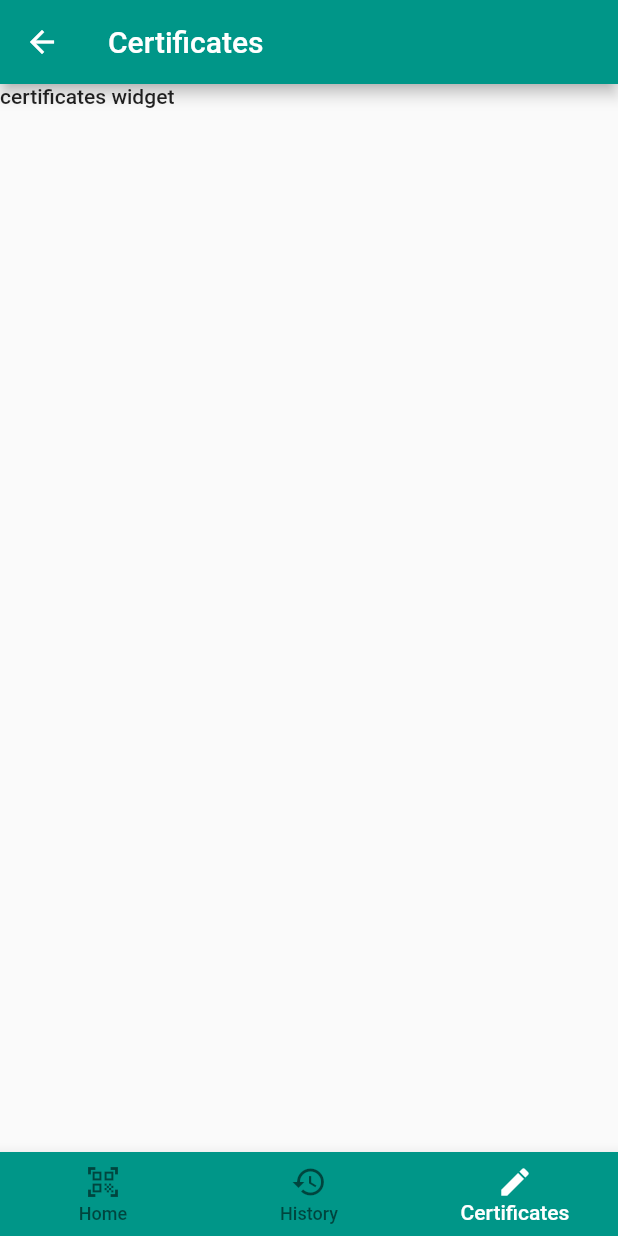
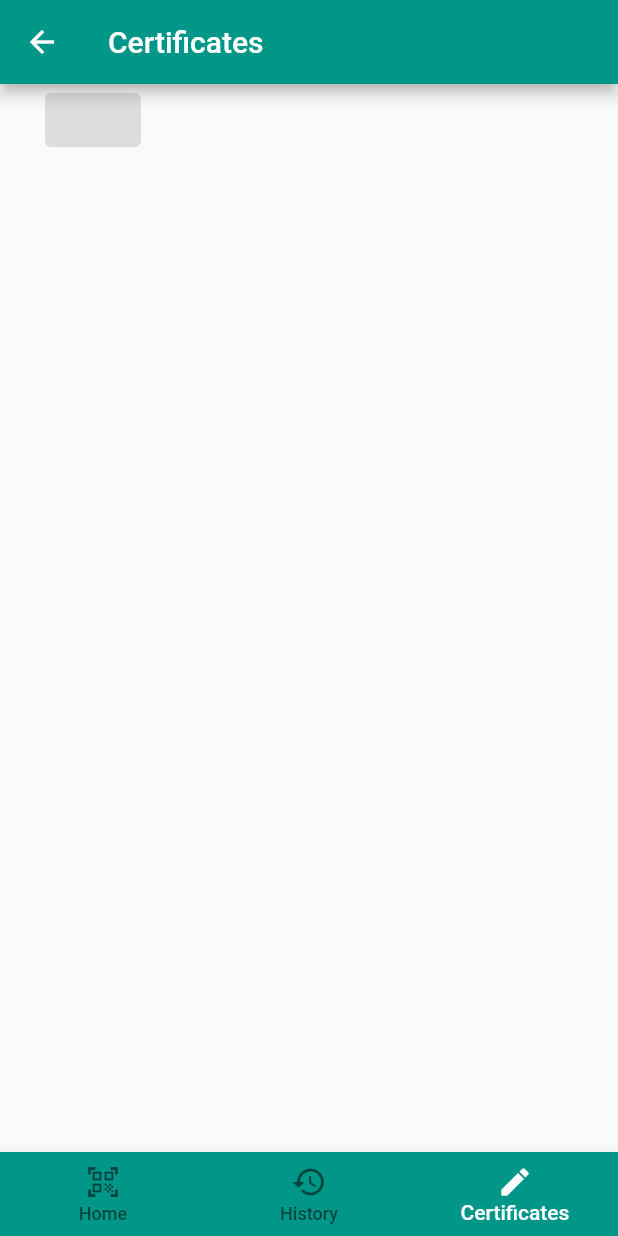
Before and after one commit to namb0/MiSproject, a Flutter app: the Certificates screen opened by its route, on a phone screen of 412 x 824 dp. Run offline on Flutter 3.47's test engine with Material 2 defaults, Android fonts, the phone set to English and light mode, and no system bars; missing offline and left inert: qr_code_scanner.

```diff
--- a/lib/pages/certificates.dart
+++ b/lib/pages/certificates.dart
@@ -6,7 +6,6 @@ class Certificates extends StatefulWidget {
 }
 
 class _CertificatesState extends State<Certificates> {
-
   int _currentIndex = 2;
   String route = '/certificates';
 
@@ -17,15 +16,28 @@ class _CertificatesState extends State<Certificates> {
         backgroundColor: Colors.teal.shade500,
         title: Text('Certificates'),
       ),
-      body: Text('certificates widget'),
+      body: Column(
+        crossAxisAlignment: CrossAxisAlignment.center,
+        children: [
+          Padding(
+            padding: EdgeInsets.symmetric(horizontal: 30),
+            child: ElevatedButton(
+              onPressed: null,
+              child: null,
+            ),
+          ),
+        ],
+      ),
       bottomNavigationBar: BottomNavigationBar(
         currentIndex: _currentIndex,
         backgroundColor: Colors.teal.shade500,
         selectedItemColor: Colors.white,
         items: [
-          BottomNavigationBarItem(icon: Icon(Icons.qr_code_scanner), label: 'Home'),
+          BottomNavigationBarItem(
+              icon: Icon(Icons.qr_code_scanner), label: 'Home'),
           BottomNavigationBarItem(icon: Icon(Icons.history), label: 'History'),
-          BottomNavigationBarItem(icon: Icon(Icons.edit), label: 'Certificates'),
+          BottomNavigationBarItem(
+              icon: Icon(Icons.edit), label: 'Certificates'),
         ],
         onTap: (index) {
           setState(() {
--- a/lib/pages/login.dart
+++ b/lib/pages/login.dart
@@ -85,7 +85,9 @@ class _LoginState extends State<Login> {
                   padding: EdgeInsets.symmetric(horizontal: 50, vertical: 8),
                   child: ElevatedButton(
                     child: Text('Login'),
-                    onPressed: login(usercontroller.text,pwcontroller.text),
+                    onPressed: (){
+                    login(usercontroller.text,pwcontroller.text);
+                    },
                     style: ButtonStyle(
                       backgroundColor: MaterialStateProperty.resolveWith<Color>(
                         (Set<MaterialState> states) {
```
Also changed, not shown: lib/data/login.dart (+12 -13 lines).
